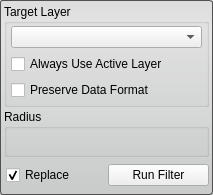
Above: Interface/ToolInterface/MedianFilterInterface.ui from jessdtate/Seg3D before the change. Below: the same form after it.
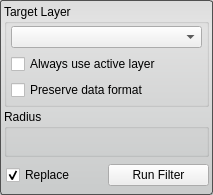
That is the form after the change. Custom widgets are drawn as their Qt base class.

Commit message: fixed Threshold Tool: Move "Create Threshold Layer" button to b... fixed Tools/Filters: Inconsistent capitalization for groupboxes fixed Tools/Filters: Inconsistent capitalization for checkboxes

What changed in the file:
```diff
--- a/Interface/ToolInterface/MedianFilterInterface.ui
+++ b/Interface/ToolInterface/MedianFilterInterface.ui
@@ -91,7 +91,7 @@
          <item>
           <widget class="QCheckBox" name="use_active_layer_">
            <property name="text">
-            <string>Always Use Active Layer</string>
+            <string>Always use active layer</string>
            </property>
           </widget>
          </item>
@@ -116,7 +116,7 @@
          <item>
           <widget class="QCheckBox" name="preserve_data_format_">
            <property name="text">
-            <string>Preserve Data Format</string>
+            <string>Preserve data format</string>
            </property>
           </widget>
          </item>
```
The commit also changes 52 other files.
